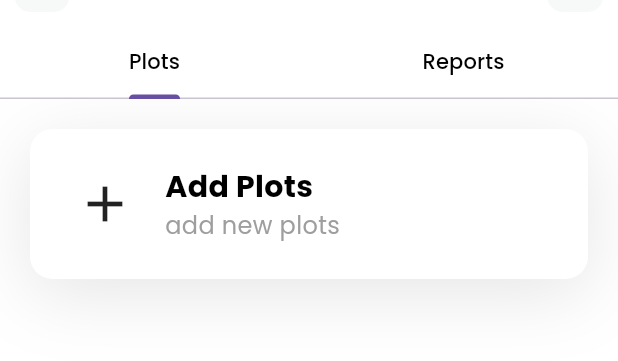
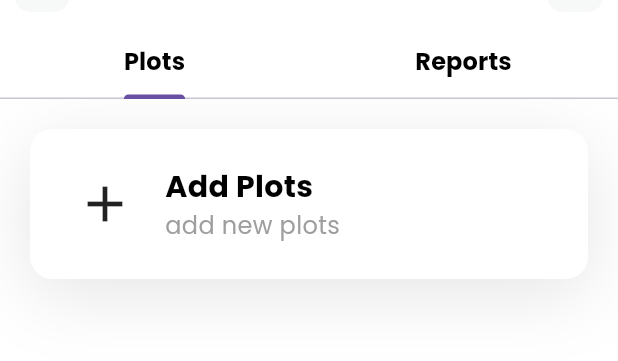
Before and after one commit to iBosire/yield-mate, a Flutter app: the FieldPage screen opened directly, on a phone screen of 412 x 824 dp, the part 57-418 px from its top. Run offline on Flutter 3.47's test engine with Material 3 defaults, Android fonts, the phone set to English and light mode, and no system bars; our stand-ins replace cloud_firestore, firebase_auth, firebase_core, flutter_spinkit, flutter_svg; accounts and stored records are empty.

Commit message:
changed font styling of farmer nav tabs

```diff
--- a/lib/pages/farmer/home.dart
+++ b/lib/pages/farmer/home.dart
@@ -249,10 +249,10 @@ class FieldPageState extends State<FieldPage> with SingleTickerProviderStateMixi
         bottom: const TabBar(
           tabs: [
             Tab(
-              child: Text('Plots', style: TextStyle(color: Colors.black),),
+              child: Text('Plots', style: TextStyle(color: Colors.black, fontWeight: FontWeight.bold, fontSize: 16),),
             ),
             Tab(
-              child: Text('Reports', style: TextStyle(color: Colors.black),),
+              child: Text('Reports', style: TextStyle(color: Colors.black, fontWeight: FontWeight.bold, fontSize: 16),),
             ),
           ],
         ),
```
